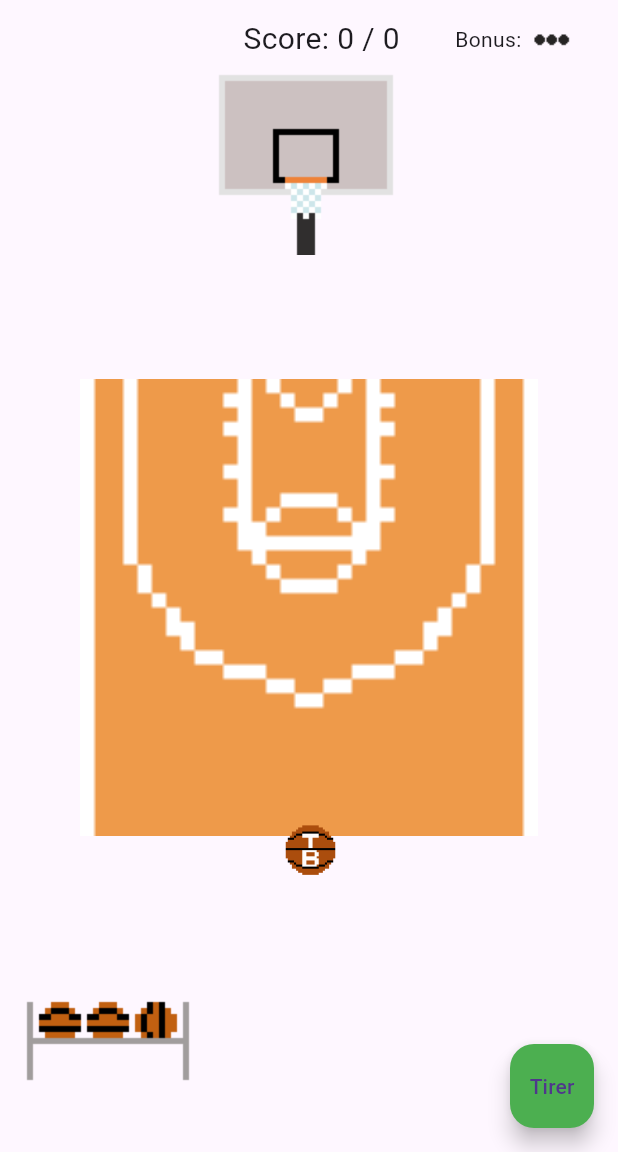
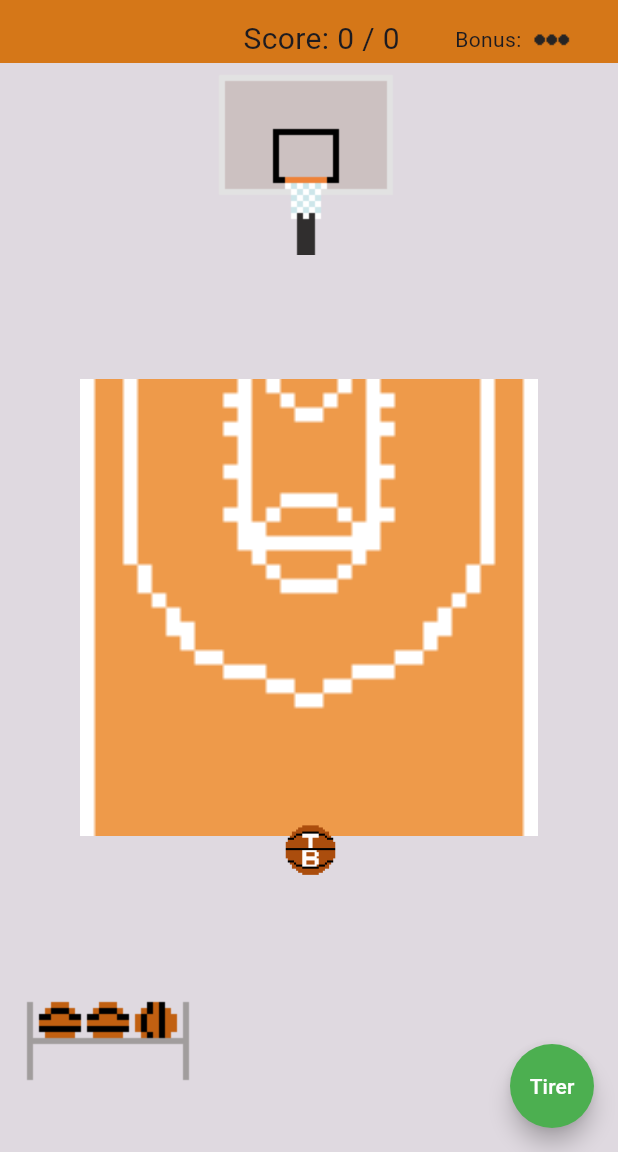
Before and after one commit to amalaitagames/TrashBall_Gaming_App, a Flutter app: the PlayPage screen opened directly, on a phone screen of 412 x 824 dp, the part 84-1236 px from its top. Run offline on Flutter 3.47's test engine with Material 3 defaults, Android fonts, the phone set to English and light mode, and no system bars; our stand-ins replace flutter_blue_plus, get; missing offline and left inert: all_bluetooth.

Commit message:
- Changement du style de la partie jeu.

```diff
--- a/lib/PlayPage.dart
+++ b/lib/PlayPage.dart
@@ -39,7 +39,9 @@ class _PlayPageState extends State<PlayPage> {
             height: context.height,
             child: Column(
               children: [
-                Row(
+                Container(
+                  color: Color.fromRGBO(213, 119, 24, 1.0),
+                  child: Row(
                     crossAxisAlignment: CrossAxisAlignment.center,
                     mainAxisAlignment: MainAxisAlignment.spaceBetween,
                     children: [
@@ -75,14 +77,16 @@ class _PlayPageState extends State<PlayPage> {
                       )
                     ],
                   ),
+                ),
                 Expanded(
                   flex: 2,
                   child: Container(
                     height: 100,
-                    decoration: BoxDecoration(
+                    decoration: const BoxDecoration(
                         image: DecorationImage(
                             scale: 0.42,
-                            image: AssetImage('assets/terrain.png'))),
+                            image: AssetImage('assets/terrain.png')),
+                        color: Colors.black12),
                     child: Stack(
                       alignment: Alignment.topCenter,
                       fit: StackFit.expand,
@@ -181,8 +185,12 @@ class _PlayPageState extends State<PlayPage> {
         ),
       ),
       floatingActionButton: FloatingActionButton(
+          shape: CircleBorder(),
           onPressed: _togglePosition, // Call _togglePosition when pressed
-          child: Text('Tirer'),
+          child: Text(
+            'Tirer',
+            style: TextStyle(color: Colors.white),
+          ),
           backgroundColor: gameState.isShootPossible
               ? Colors.green
               : Colors.black12), // Icon to display on the button
--- a/lib/game_state.dart
+++ b/lib/game_state.dart
@@ -30,6 +30,7 @@ class GameState {
   Color? floatingActionBtnColor;
   List<double> positionsListe = [
     120,
+    140,
     140,
     140,
     140,
```
Lines whose indentation alone changed are shown as unchanged.
